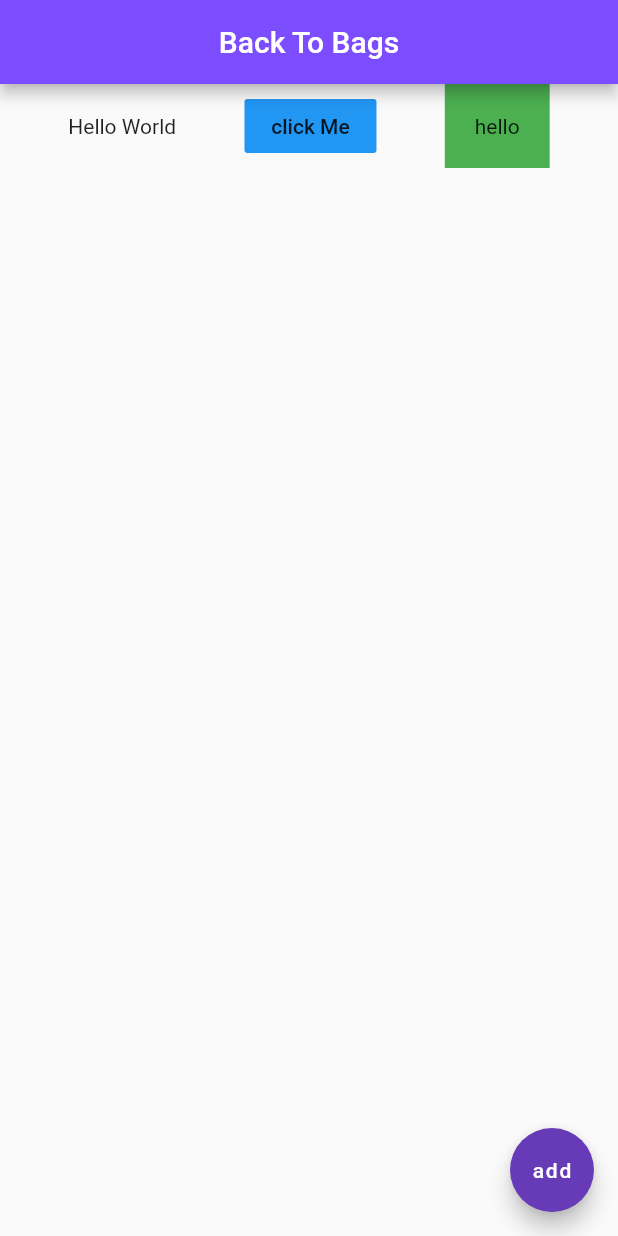
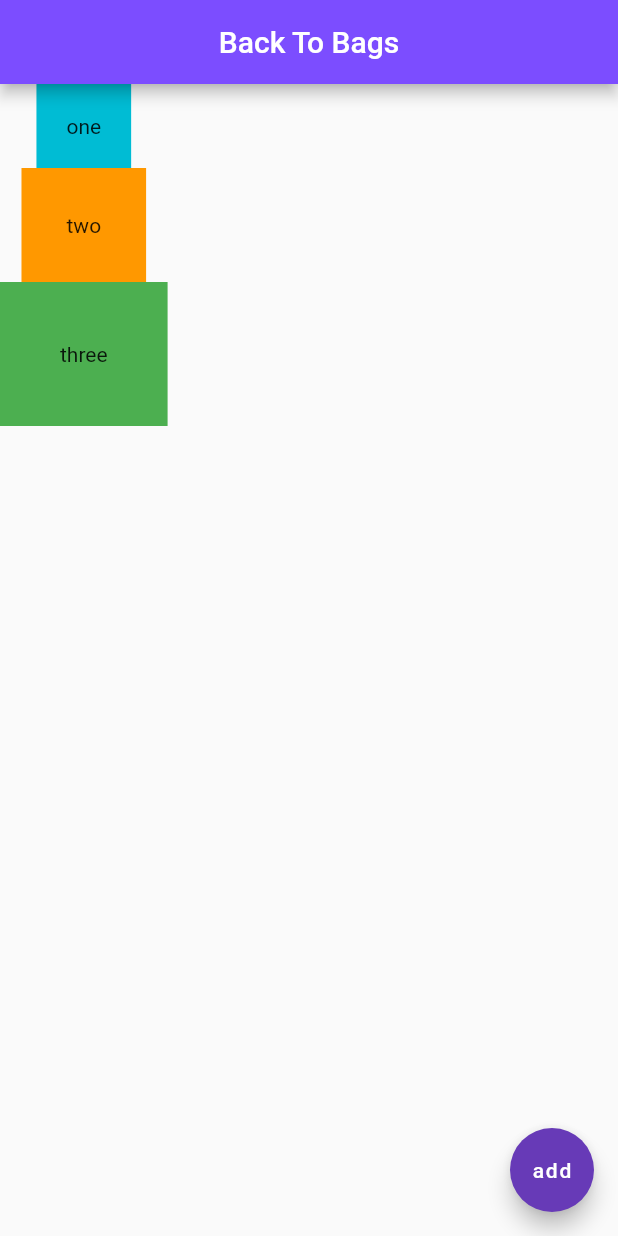
Before and after one commit to gokintosh/myapp, a Flutter app: the screen it shows after launch, on a phone screen of 412 x 824 dp. Run offline on Flutter 3.47's test engine with Material 2 defaults, Android fonts, the phone set to English and light mode, and no system bars.

Commit message:
added the column widget

```diff
--- a/lib/main.dart
+++ b/lib/main.dart
@@ -14,23 +14,25 @@ class Home extends StatelessWidget {
         centerTitle: true,
         backgroundColor: Colors.deepPurpleAccent,
       ),
-      body:Row(
-        mainAxisAlignment: MainAxisAlignment.spaceEvenly,
+      body:Column(
         children: <Widget>[
-          Text('Hello World'),
-          FlatButton(
-            onPressed: (){},
-            color: Colors.blue,
-            child: Text('click Me'),
+          Container(
+            padding: EdgeInsets.all(20.0),
+            color: Colors.cyan,
+            child: Text('one'),
           ),
           Container(
+            padding: EdgeInsets.all(30.0),
+            color: Colors.orange,
+            child: Text('two'),
+          ),
+          Container(
+            padding: EdgeInsets.all(40.0),
             color: Colors.green,
-            padding: EdgeInsets.all(20.0),
-            child: Text('hello'),
+            child: Text('three'),
           ),
         ],
       ),
-
       floatingActionButton: FloatingActionButton(
         onPressed: (){},
         child: Text('add'),
```
